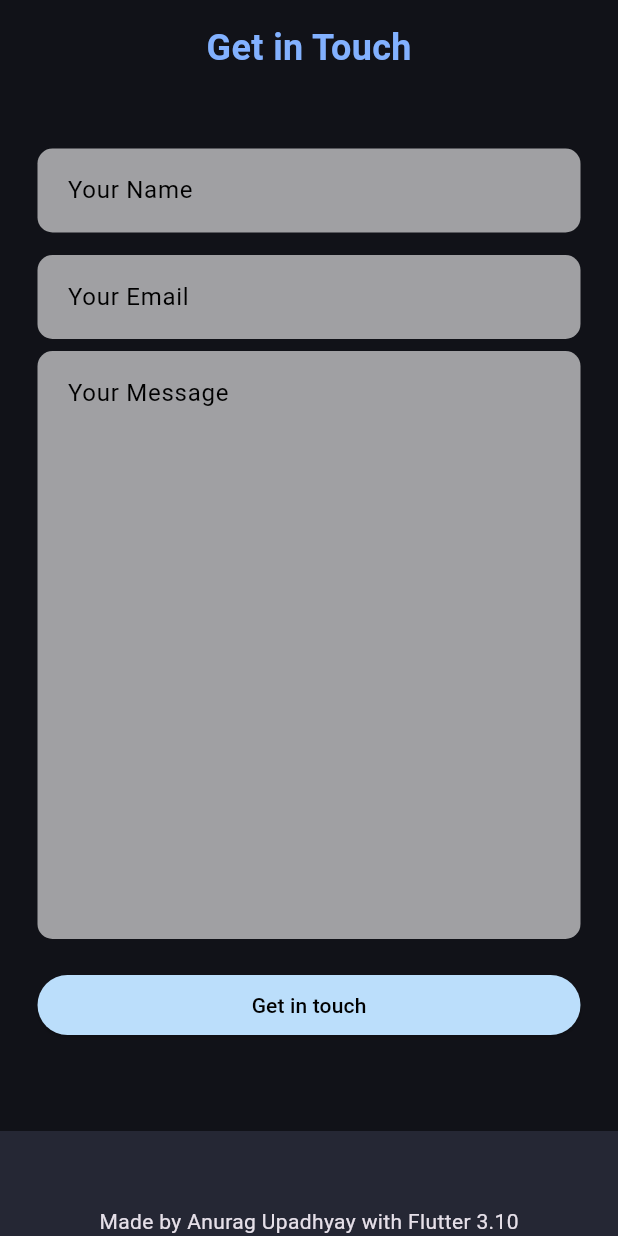
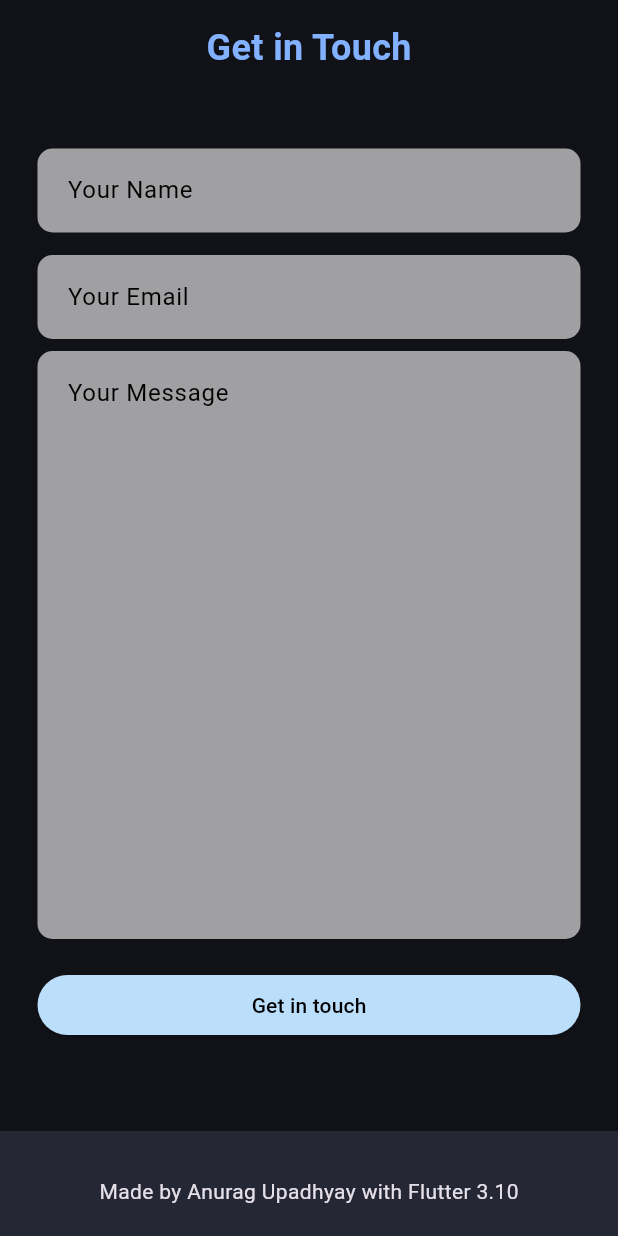
Before and after one commit to Uanuragdhyay/Portfolio, a Flutter app: the screen it shows after launch, scrolled down 3325 dp, on a phone screen of 412 x 824 dp. Run offline on Flutter 3.47's test engine with Material 3 defaults, Android fonts, the phone set to English and light mode, and no system bars; missing offline and left inert: dart:js.

Commit message:
added commit

```diff
--- a/lib/widgets/footer.dart
+++ b/lib/widgets/footer.dart
@@ -5,7 +5,7 @@ class Footer extends StatelessWidget {
   @override
   Widget build(BuildContext context) {
     return  Container(
-      padding: EdgeInsets.symmetric(vertical: 20),
+      padding: EdgeInsets.only(bottom: 20),
       width: double.maxFinite,
       alignment: Alignment.center,
       child: Text(
```
